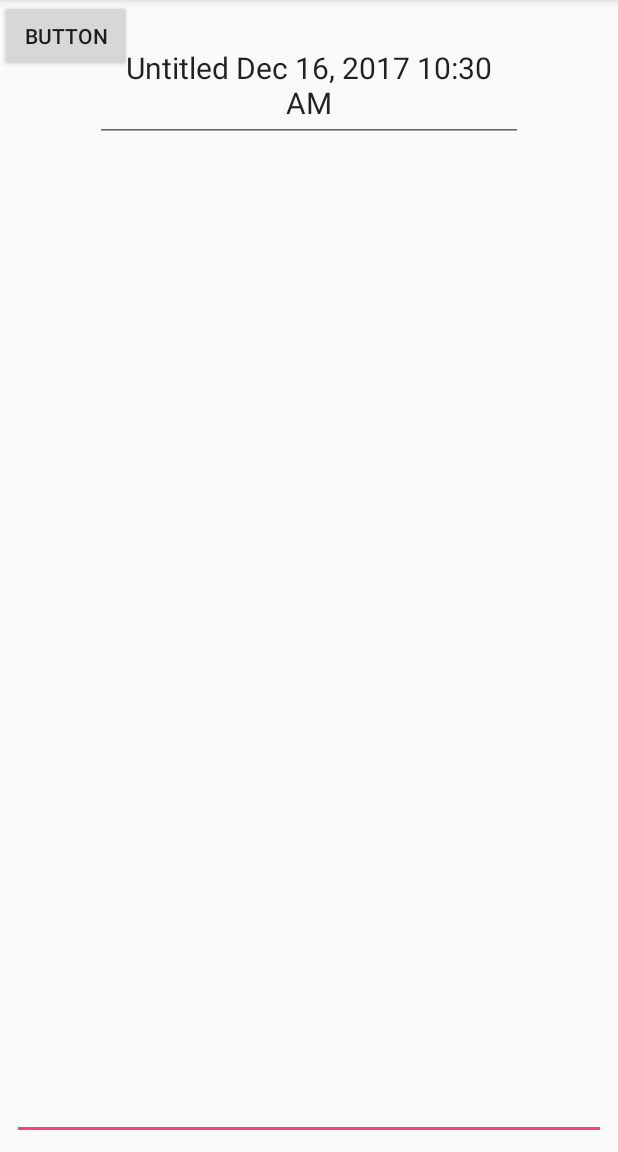
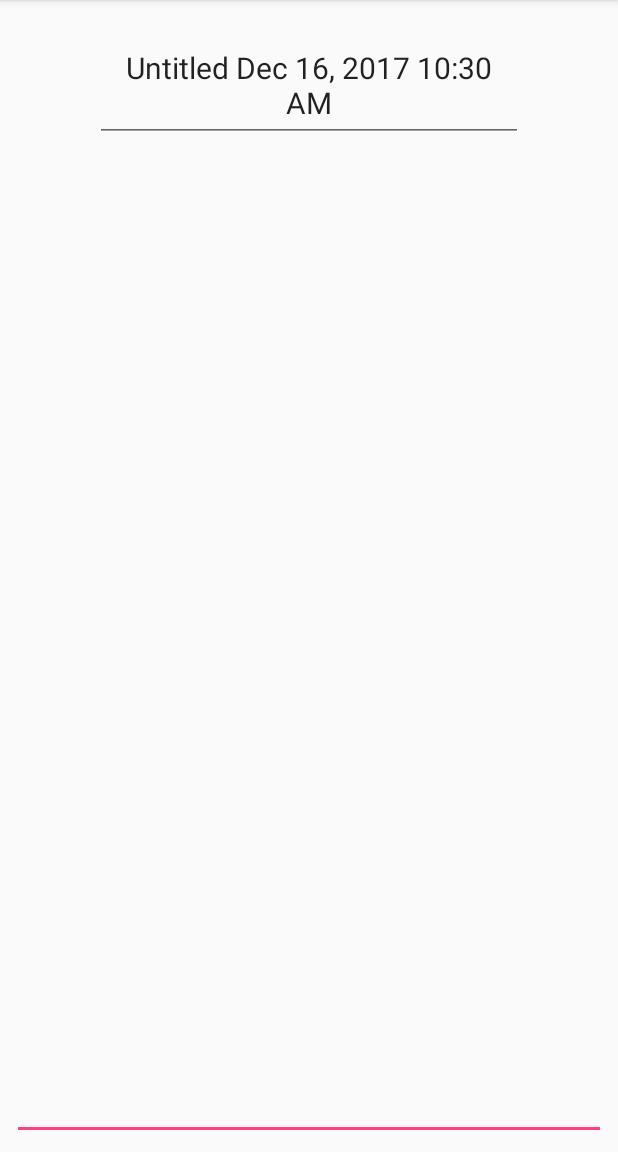
Before and after one commit to harrisonchun/Notes, an Android app: the screen it shows after launch (NoteActivity), after a tap on an icon or button, on a phone screen of 412 x 824 dp, the part 84-1236 px from its top. Run offline under Robolectric (Android 15) with nearby library versions, the phone set to English and light mode, and no system bars.

Commit message:
fixed saving

```diff
--- a/app/src/main/java/com/example/chun/notes/MainActivity.java
+++ b/app/src/main/java/com/example/chun/notes/MainActivity.java
@@ -2,6 +2,7 @@ package com.example.chun.notes;
 
 import android.content.Context;
 import android.content.Intent;
+import android.os.AsyncTask;
 import android.os.Bundle;
 import android.support.design.widget.FloatingActionButton;
 import android.support.v7.app.AppCompatActivity;
@@ -11,7 +12,6 @@ import android.widget.AdapterView;
 import android.widget.ArrayAdapter;
 import android.widget.ListView;
 
-import com.google.gson.FieldAttributes;
 import com.google.gson.Gson;
 
 import java.io.BufferedReader;
@@ -30,11 +30,12 @@ public class MainActivity extends AppCompatActivity {
     public static final String EXTRA_NOTE="note";
     public static final String TAG="MainActivity";
     public static final int NEW_NOTE_REQUEST = 1;
-    private List<String> notes;
+    private List<String> notesTitles;
     private List<Note> notesList;
     private FloatingActionButton addNewNoteButton;
     private ListView notesListView;
     private ArrayAdapter<Note> notesAdapter;
+    private Note newNote;
 
 
     @Override
@@ -43,19 +44,17 @@ public class MainActivity extends AppCompatActivity {
         setContentView(R.layout.activity_main);
 
         wireWidgets();
-        notes = new ArrayList<>();
+        notesTitles = new ArrayList<>();
         notesList = new ArrayList<>();
-        Log.d(TAG, "onCreate: " + !fileExist("stringdirectory_ja7abmy663g87dk.txt"));
+        Log.d(TAG, "onCreate: file directory exists " + !fileExist("stringdirectory_ja7abmy663g87dk.txt"));
         if(!fileExist("stringdirectory_ja7abmy663g87dk.txt")){
             fileNoExist("stringdirectory_ja7abmy663g87dk.txt",R.raw.stringdirectory_ja7abmy663g87dk);
         }
-        if(!fileExist("sample_dec_06_2017_0148_pm.txt")){
-            fileNoExist("sample_dec_06_2017_0148_pm.txt", R.raw.sample_dec_06_2017_0148_pm);
+        Log.d(TAG, "onCreate: sample note exists " + !fileExist("sample_dec_06_2017_0149_pm.txt"));
+        if(!fileExist("sample_dec_06_2017_0149_pm.txt")){
+            fileNoExist("sample_dec_06_2017_0149_pm.txt", R.raw.sample_dec_06_2017_0149_pm);
         }
-        notes = readFromFile("stringdirectory_ja7abmy663g87dk.txt",this);
-        Log.d(TAG, "onCreate: "+notes);
 
-        fillNotesList();
 
         notesAdapter=new ArrayAdapter<>(this, android.R.layout.simple_list_item_1,notesList);
         notesListView.setAdapter(notesAdapter);
@@ -82,8 +81,7 @@ public class MainActivity extends AppCompatActivity {
     }
 
     private void fileNoExist(String name,int res) {
-        String noteJson="";
-        Gson gson = new Gson();
+        String noteJson;
         try {
             InputStream is = this.getResources().openRawResource(res);
             InputStreamReader isr = new InputStreamReader(is);
@@ -93,17 +91,13 @@ public class MainActivity extends AppCompatActivity {
                 sb.append(noteJson);
             }
             noteJson = sb.toString();
-            Log.d(TAG, "fileNoExist: "+noteJson);
             OutputStreamWriter outputStreamWriter = new OutputStreamWriter(this.openFileOutput(name, Context.MODE_PRIVATE));
+            Log.d(TAG, "fileNoExist: " + name + "  ");
+
             outputStreamWriter.write(noteJson);
             outputStreamWriter.close();
+            Log.d(TAG, "fileNoExist: "+noteJson);
 
-//            String yourFilePath = this.getFilesDir() + "/" + name;
-//            File yourFile = new File( yourFilePath );
-//            FileOutputStream fileOutputStream = new FileOutputStream(yourFile);
-//            fileOutputStream.write(noteJson.getBytes());
-//            fileOutputStream.flush();
-//            fileOutputStream.close();
         }
         catch (IOException e) {
             Log.e("Exception", "File No Exist File write failed: " + e.toString());
@@ -111,11 +105,11 @@ public class MainActivity extends AppCompatActivity {
     }
 
     private void fillNotesList() {
-        for (String n : notes){
+        for (String n : notesTitles){
             Gson gson = new Gson();
             String text;
             try {
-                String yourFilePath = this.getFilesDir() + "/" + n;
+                String yourFilePath = this.getFilesDir() + "/" + n +".txt";
                 File yourFile = new File( yourFilePath );
                 FileInputStream inputStream = new FileInputStream(yourFile);
 
@@ -133,6 +127,7 @@ public class MainActivity extends AppCompatActivity {
                     text = stringBuilder.toString();
                     if (text.equals("")==false){
                         Note noteFromJson = gson.fromJson(text,Note.class);
+                        Log.d(TAG, "fillNotesList: "+noteFromJson);
                         notesList.add(noteFromJson);
                     }
                 }
@@ -150,25 +145,52 @@ public class MainActivity extends AppCompatActivity {
 
 
     @Override
-    protected void onDestroy() {
+    protected void onPause() {
+        saveFileDirectory();
+        super.onPause();
+    }
+
+    private void saveFileDirectory(){
         Gson gson = new Gson();
-        String noteJson = gson.toJson(notes);
+        String noteJson = gson.toJson(notesTitles);
         try {
             String yourFilePath = this.getFilesDir() + "/" + "stringdirectory_ja7abmy663g87dk.txt";
             File yourFile = new File( yourFilePath );
-//            OutputStreamWriter outputStreamWriter = new OutputStreamWriter(this.openFileOutput("stringdirectory_ja7abmy663g87dk.txt", Context.MODE_PRIVATE));
-//            outputStreamWriter.write(noteJson);
-//            outputStreamWriter.close();
             FileOutputStream fileOutputStream = new FileOutputStream(yourFile);
             fileOutputStream.write(noteJson.getBytes());
             fileOutputStream.flush();
             fileOutputStream.close();
-            Log.d(TAG, "onDestroy: "+noteJson);
+            Log.d(TAG, "onPause: "+noteJson);
         }
         catch (IOException e) {
             Log.e("Exception", "File write failed: " + e.toString());
         }
-        super.onDestroy();
+    }
+
+
+    @Override
+    protected void onResume(){
+        notesTitles = readFromFile("stringdirectory_ja7abmy663g87dk.txt",this);
+        Log.d(TAG, "onResume: titles in notesTitles"+ notesTitles.toString());
+        //notesAdapter.clear();
+        notesList.clear();
+        Log.d(TAG, "onResume: notes list after clear "+notesList);
+        fillNotesList();
+        if(newNote!=null){
+            if (!notesTitles.contains(newNote.getTitle().toString())) {
+                notesTitles.add(newNote.getTitle().toString());
+                notesList.add(newNote);
+                newNote = null;
+            }
+        }
+        //check if newNote is not null and add to the list, then set newNote back to null
+        notesAdapter = new ArrayAdapter<Note>(this, android.R.layout.simple_list_item_1, notesList);
+        notesListView.setAdapter(notesAdapter);
+//        notesAdapter.addAll(notesList);
+       // notesAdapter.notifyDataSetChanged();
+//        new LoadNotesTask().execute();
+        Log.d(TAG, "onResume: " + notesList.toString());
+        super.onResume();
     }
 
     @Override
@@ -176,14 +198,19 @@ public class MainActivity extends AppCompatActivity {
         Log.d(TAG, "onActivityResult: result code "+resultCode + " request code "+ requestCode + " data "+data);
         if (resultCode == RESULT_OK){
             Note n = data.getParcelableExtra("Note");
-            writeToFile(n,this);
-            if (!notes.contains(n.getTitle().toString())){
-            notes.add(n.getTitle().toString());
-            Log.d(TAG, "onActivityResult: "+notes.add(n.getTitle().toString()));
+            Log.d(TAG, "onActivityResult: if statements ResultCodeOK "+(!notesTitles.contains(n.getTitle().toString())));
+            Log.d(TAG, "onActivityResult: titles in notesTitles[] "+n.getTitle().toString()+" "+notesTitles);
+            if (!notesTitles.contains(n.getTitle().toString())) {
+                notesTitles.add(n.getTitle().toString());
+                //notesList.add(n);
+                newNote = n;
+                Log.d(TAG, "onActivityResult: noteslist contents "+notesList.toString());
+                //writeToFile(n,this);
+                //notesAdapter.notifyDataSetChanged();
+                //saveFileDirectory();
             }
-            notesAdapter.notifyDataSetChanged();
         }
-        super.onActivityResult(requestCode, resultCode, data);
+        //super.onActivityResult(requestCode, resultCode, data);
     }
 
     private void wireWidgets() {
@@ -199,7 +226,7 @@ public class MainActivity extends AppCompatActivity {
             outputStreamWriter.write(noteJson);
             Log.d(TAG, "writeToFile: "+noteJson);
             outputStreamWriter.close();
-            notes.clear();
+            notesTitles.clear();
             fillNotesList();
         }
         catch (IOException e) {
@@ -240,9 +267,38 @@ public class MainActivity extends AppCompatActivity {
         return notes;
     }
 
-    public boolean fileExist(String fname){
-        File file = getBaseContext().getFileStreamPath(fname);
+//    public boolean fileExist(String fname){
+//        File file = getBaseContext().getFileStreamPath(fname);
+//        return file.exists();
+//    }
+
+    public boolean fileExist(String fileName) {
+        String path = getFilesDir().getAbsolutePath() + "/" + fileName;
+        Log.d(TAG, "fileExist: "+path);
+        File file = new File(path);
         return file.exists();
     }
 
+
+    private class LoadNotesTask extends AsyncTask<Void, Void, Void> {
+
+        @Override
+        protected Void doInBackground(Void... voids) {
+            fillNotesList();
+            return null;
+        }
+
+        @Override
+        protected void onPostExecute(Void aVoid) {
+            super.onPostExecute(aVoid);
+            updateAdapter();
+        }
+    }
+
+    private void updateAdapter() {
+        notesAdapter.clear();
+        notesAdapter.addAll(notesList);
+        notesAdapter.notifyDataSetChanged();
+    }
+
 }
--- a/app/src/main/java/com/example/chun/notes/Note.java
+++ b/app/src/main/java/com/example/chun/notes/Note.java
@@ -17,8 +17,6 @@ public class Note implements Parcelable {
     private Date dateCreated, dateAccessed;
     private List<String> recentChanges;
     private StringBuffer title;
-    //private SimpleDateFormat dF;
-
 
 
     public Note(String name, String content) {
--- a/app/src/main/res/layout/activity_note.xml
+++ b/app/src/main/res/layout/activity_note.xml
@@ -41,12 +41,4 @@
         app:layout_constraintTop_toTopOf="parent"
         app:layout_constraintVertical_bias="0.017" />
 
-    <Button
-        android:id="@+id/back"
-        android:layout_width="wrap_content"
-        android:layout_height="wrap_content"
-        android:text="Button"
-        tools:layout_editor_absoluteX="210dp"
-        tools:layout_editor_absoluteY="76dp" />
-
 </android.support.constraint.ConstraintLayout>
--- a/app/src/main/res/raw/sample_dec_06_2017_0148_pm.txt
+++ /dev/null
@@ -1 +0,0 @@
-{"content":"This is a sample note.","dateAccessed":"Dec 6, 2017 1:48:14 PM","dateCreated":"Dec 6, 2017 1:48:11 PM","name":"Sample","recentChanges":[],"title":"sample_dec_06,_2017_01-48_pm"}
--- /dev/null
+++ b/app/src/main/res/raw/sample_dec_06_2017_0149_pm.txt
@@ -0,0 +1 @@
+{"content":"This is a sample note.","dateAccessed":"Dec 6, 2017 1:48:14 PM","dateCreated":"Dec 6, 2017 1:48:11 PM","name":"Sample","recentChanges":[],"title":"sample_dec_06_2017_0149_pm"}
--- a/app/src/main/res/raw/stringdirectory_ja7abmy663g87dk.txt
+++ b/app/src/main/res/raw/stringdirectory_ja7abmy663g87dk.txt
@@ -1 +1 @@
-["sample_dec_06_2017_0148_pm"]
+["sample_dec_06_2017_0149_pm"]
```
Also changed, not shown: app/src/main/java/com/example/chun/notes/NoteActivity.java (+19 -65 lines).
